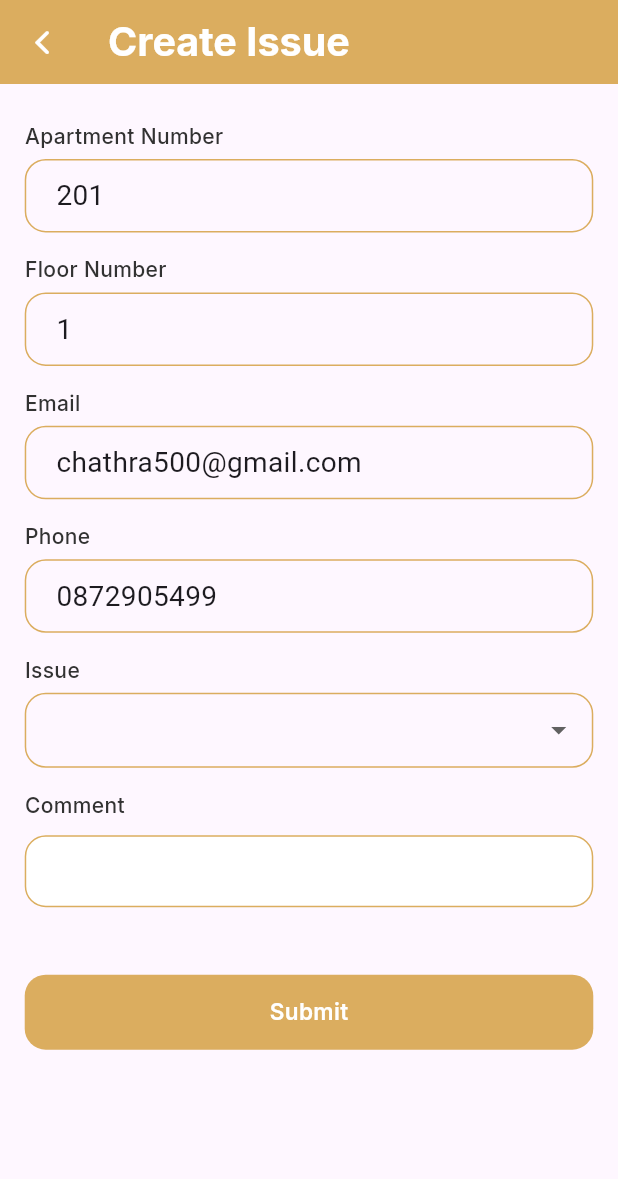
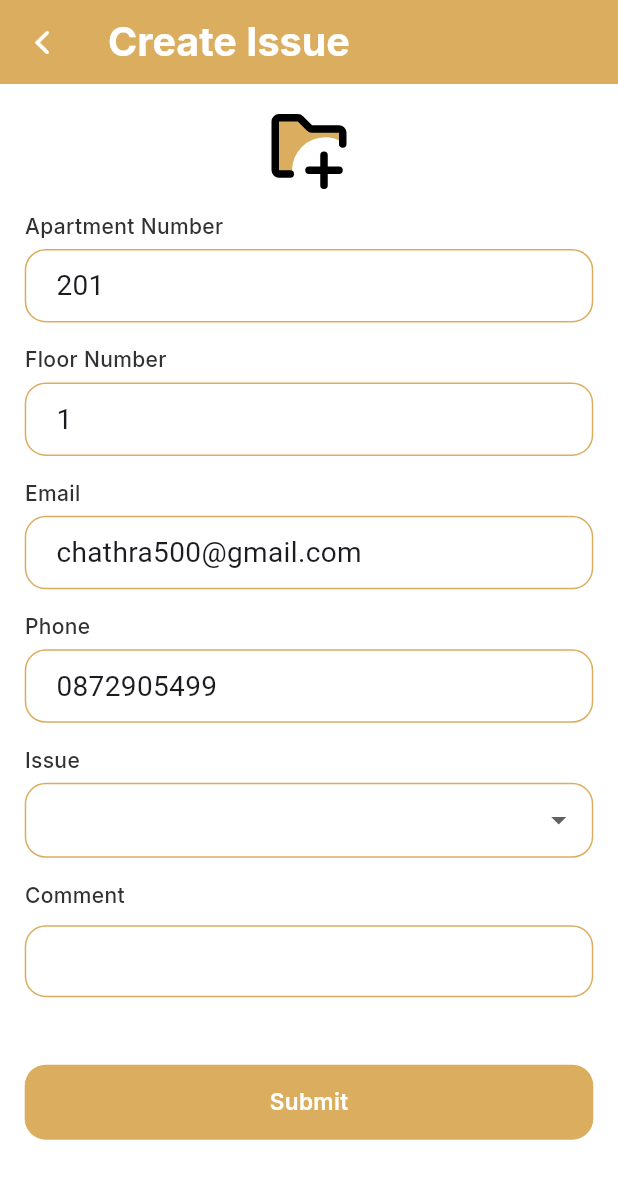
Before and after one commit to ChathraNavoda/LivingEase, a Flutter app: the CreateIssueScreen screen opened directly, on a phone screen of 412 x 824 dp. Shown: the top 1179 px of the screen. Run offline on Flutter 3.47's test engine with Material 3 defaults, Android fonts, the phone set to English and light mode, and no system bars; our stand-ins replace flutter_screenutil, flutter_svg, google_fonts.

Commit message:
Adjustments in create issue screen

```diff
--- a/lib/features/tenants/screens/create_issue_screen.dart
+++ b/lib/features/tenants/screens/create_issue_screen.dart
@@ -1,6 +1,8 @@
 import 'package:flutter/material.dart';
 import 'package:flutter_screenutil/flutter_screenutil.dart';
+import 'package:flutter_svg/svg.dart';
 import 'package:livingease/common/app_bar.dart';
+import 'package:livingease/common/constant.dart';
 import 'package:livingease/common/custom_text_field.dart';
 import 'package:livingease/common/spacing.dart';
 import 'package:livingease/features/auth/widgets/custom_button.dart';
@@ -35,18 +37,26 @@ class _CreateIssueScreenState extends State<CreateIssueScreen> {
   @override
   Widget build(BuildContext context) {
     return Scaffold(
+      backgroundColor: Colors.white,
       appBar: buildAppBar(context, 'Create Issue'),
       body: SingleChildScrollView(
         child: Padding(
           padding: EdgeInsets.symmetric(
-            vertical: 10.h,
+            vertical: 15.h,
             horizontal: 15.w,
           ),
           child: Form(
             child: Column(
               crossAxisAlignment: CrossAxisAlignment.start,
               children: [
-                heightSpacer(15),
+                Center(
+                  child: SvgPicture.asset(
+                    AppConstants.createIssue,
+                    width: 60.0,
+                    height: 60.0,
+                  ),
+                ),
+                heightSpacer(10),
                 Text(
                   "Apartment Number",
                   style: AppTextTheme.kPrimaryStyle,
```
